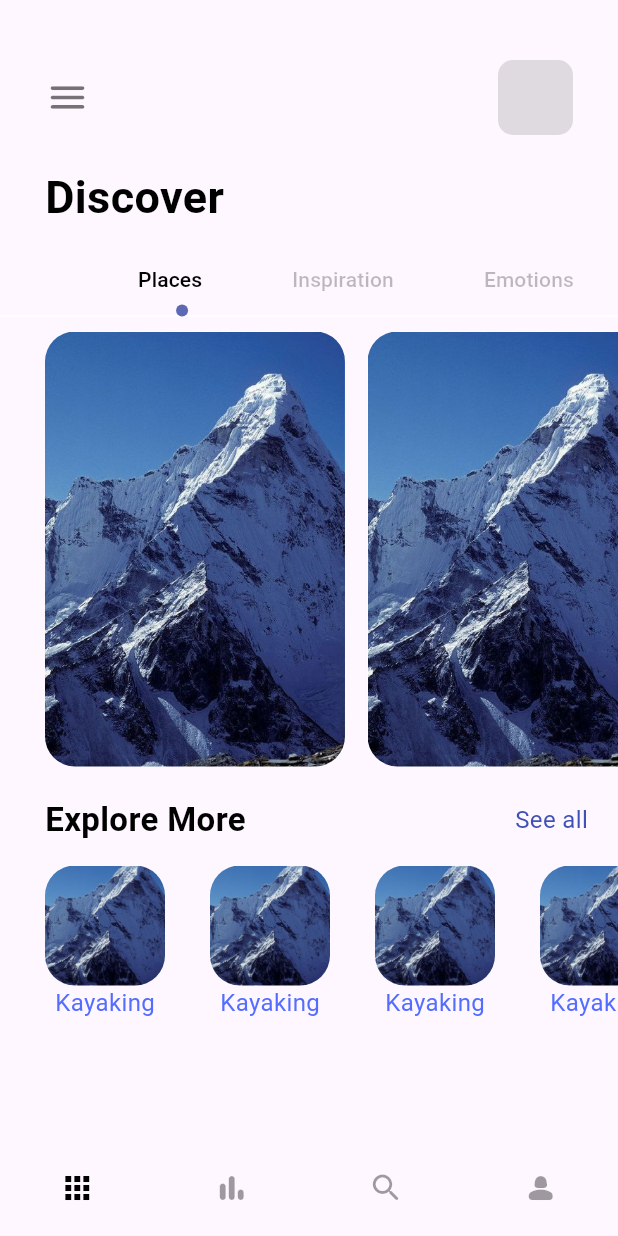
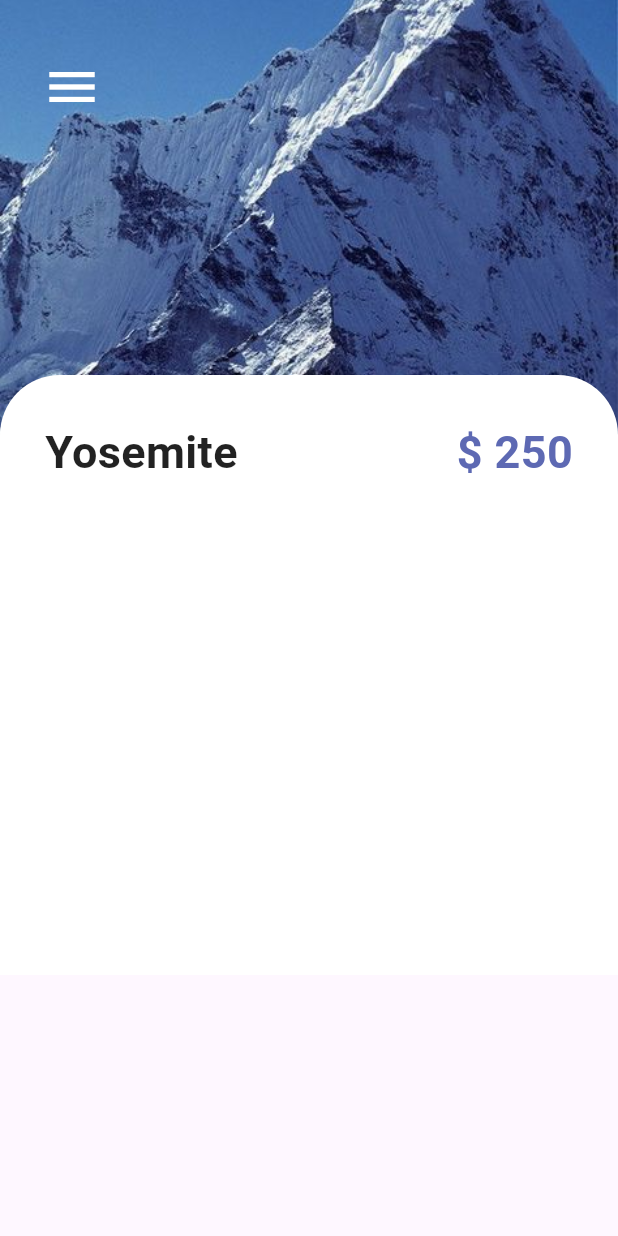
Before and after one commit to K-Yaswanth-Raj/Flutter_Travel_App, a Flutter app: the screen it shows after launch, on a phone screen of 412 x 824 dp. Run offline on Flutter 3.47's test engine with Material 2 defaults, Android fonts, the light colour scheme and no system bars.

Commit message:
detail page added

```diff
--- a/lib/main.dart
+++ b/lib/main.dart
@@ -1,4 +1,5 @@
 import 'package:flutter/material.dart';
+import 'package:travel_app/pages/detail_page.dart';
 import 'package:travel_app/pages/navpages/main_page.dart';
 import 'package:travel_app/pages/welcome_page.dart';
 
@@ -15,7 +16,7 @@ class MyApp extends StatelessWidget {
     return MaterialApp(
       theme: ThemeData(useMaterial3: true),
       //home: WelcomePage(),
-      home: MainPage(),
+      home: DetailPage(),
       debugShowCheckedModeBanner: false,
     );
   }
--- /dev/null
+++ b/lib/pages/detail_page.dart
@@ -0,0 +1,88 @@
+import 'package:flutter/cupertino.dart';
+import 'package:flutter/material.dart';
+import 'package:travel_app/misc/colors.dart';
+import 'package:travel_app/widgets/app_large_text.dart';
+
+class DetailPage extends StatelessWidget {
+  const DetailPage({super.key});
+
+  @override
+  Widget build(BuildContext context) {
+    return SafeArea(
+      child: Scaffold(
+        body: Container(
+          width: double.maxFinite,
+          height: double.maxFinite,
+          child: Stack(
+            children: [
+              Positioned(
+                left: 0,
+                right: 0,
+                child: Container(
+                  width: double.maxFinite,
+                  height: 350,
+                  decoration: BoxDecoration(
+                    image: DecorationImage(
+                      image: AssetImage('img/mountain.jpeg'),
+                      fit: BoxFit.cover,
+                    ),
+                  ),
+                ),
+              ),
+              Positioned(
+                left: 20,
+                top: 30,
+                child: Row(
+                  children: [
+                    IconButton(
+                      onPressed: () {},
+                      icon: Icon(
+                        size: 40,
+                        Icons.menu,
+                        color: Colors.white,
+                      ),
+                    ),
+                  ],
+                ),
+              ),
+              Positioned(
+                top: 250,
+                child: Container(
+                  padding: EdgeInsets.only(left: 30, right: 30, top: 30),
+                  width: MediaQuery.of(context).size.width,
+                  height: 400,
+                  decoration: BoxDecoration(
+                    color: Colors.white,
+                    borderRadius: BorderRadius.only(
+                      topLeft: Radius.circular(40),
+                      topRight: Radius.circular(40),
+                    ),
+                  ),
+                  child: Column(
+                    children: [
+                      Row(
+                        mainAxisAlignment: MainAxisAlignment.spaceBetween,
+                        children: [
+                          AppLargeText(
+                            text: 'Yosemite',
+                            color: Colors.black87,
+                          ),
+                          AppLargeText(
+                            text: '\$ 250',
+                            color: AppColors.mainColor,
+                          ),
+                        ],
+                      ),
+                      SizedBox(height: 10,),
+
+                    ],
+                  ),
+                ),
+              ),
+            ],
+          ),
+        ),
+      ),
+    );
+  }
+}
--- a/lib/pages/navpages/home_page.dart
+++ b/lib/pages/navpages/home_page.dart
@@ -12,6 +12,12 @@ class HomePage extends StatefulWidget {
 }
 
 class _HomePageState extends State<HomePage> with TickerProviderStateMixin {
+  var images = {
+    'balloning.png': 'Balloning',
+    'hiking.png': 'Hiking',
+    'kayaking.png': 'Kayaking',
+    'snorkling.png': 'Snorkling'
+  };
   @override
   Widget build(BuildContext context) {
     TabController _tabController = TabController(length: 3, vsync: this);
@@ -42,14 +48,14 @@ class _HomePageState extends State<HomePage> with TickerProviderStateMixin {
             ),
           ),
           SizedBox(
-            height: 20,
+            height: 10,
           ),
           Padding(
             padding: const EdgeInsets.only(left: 30.0),
             child: AppLargeText(text: 'Discover'),
           ),
           SizedBox(
-            height: 10,
+            height: 5,
           ),
           Container(
             child: Align(
@@ -120,7 +126,7 @@ class _HomePageState extends State<HomePage> with TickerProviderStateMixin {
                 ),
                 AppText(
                   text: 'See all',
-                  color: Colors.indigo,
+                  color: Colors.indigoAccent,
                 ),
               ],
             ),
@@ -139,6 +145,7 @@ class _HomePageState extends State<HomePage> with TickerProviderStateMixin {
                   return Container(
                     margin: EdgeInsets.only(right: 30),
                     child: Column(
+                      mainAxisAlignment: MainAxisAlignment.spaceAround,
                       crossAxisAlignment: CrossAxisAlignment.center,
                       children: [
                         Container(
@@ -149,12 +156,16 @@ class _HomePageState extends State<HomePage> with TickerProviderStateMixin {
                               color: Colors.white,
                               image: DecorationImage(
                                   fit: BoxFit.cover,
-                                  image: AssetImage('img/mountain.jpeg'))),
+                                  image: AssetImage(
+                                      'img/' + images.keys.elementAt(index)))),
+                        ),
+                        SizedBox(
+                          height: 5,
                         ),
                         Container(
                           child: AppText(
-                            text: 'Kayaking',
-                            color: Colors.indigoAccent,
+                            text: images.values.elementAt(index),
+                            color: Colors.black87,
                           ),
                         )
                       ],
```
